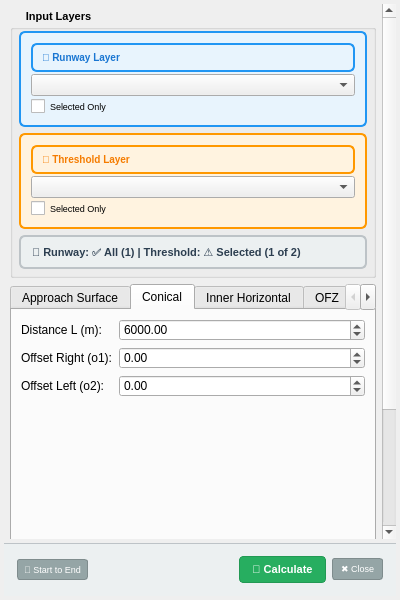
Above: qols/qols_panel_base.ui from FLYGHT7/qOLS before the change. Below: the same form after it.
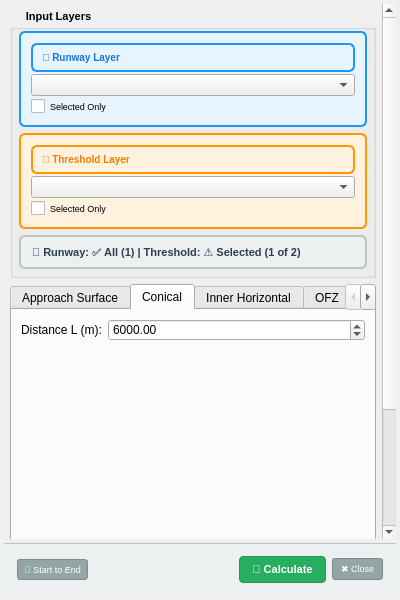
That is the form after the change. The open tabs and pages were chosen to show the change. Custom widgets are drawn as their Qt base class.

Commit message: Refactor conical surface parameters by removing offset fields and updating related print statements for clarity

Patch:
```diff
--- a/qols/qols_panel_base.ui
+++ b/qols/qols_panel_base.ui
@@ -523,46 +523,6 @@
           </property>
          </widget>
         </item>
-        <item row="1" column="0">
-         <widget class="QLabel" name="label_o1_conical">
-          <property name="text">
-           <string>Offset Right (o1):</string>
-          </property>
-         </widget>
-        </item>
-        <item row="1" column="1">
-         <widget class="QDoubleSpinBox" name="spin_o1_conical">
-          <property name="minimum">
-           <double>-1000.0</double>
-          </property>
-          <property name="maximum">
-           <double>1000.0</double>
-          </property>
-          <property name="value">
-           <double>0.0</double>
-          </property>
-         </widget>
-        </item>
-        <item row="2" column="0">
-         <widget class="QLabel" name="label_o2_conical">
-          <property name="text">
-           <string>Offset Left (o2):</string>
-          </property>
-         </widget>
-        </item>
-        <item row="2" column="1">
-         <widget class="QDoubleSpinBox" name="spin_o2_conical">
-          <property name="minimum">
-           <double>-1000.0</double>
-          </property>
-          <property name="maximum">
-           <double>1000.0</double>
-          </property>
-          <property name="value">
-           <double>0.0</double>
-          </property>
-         </widget>
-        </item>
        </layout>
       </widget>
       
```
The commit also changes 2 other files.
